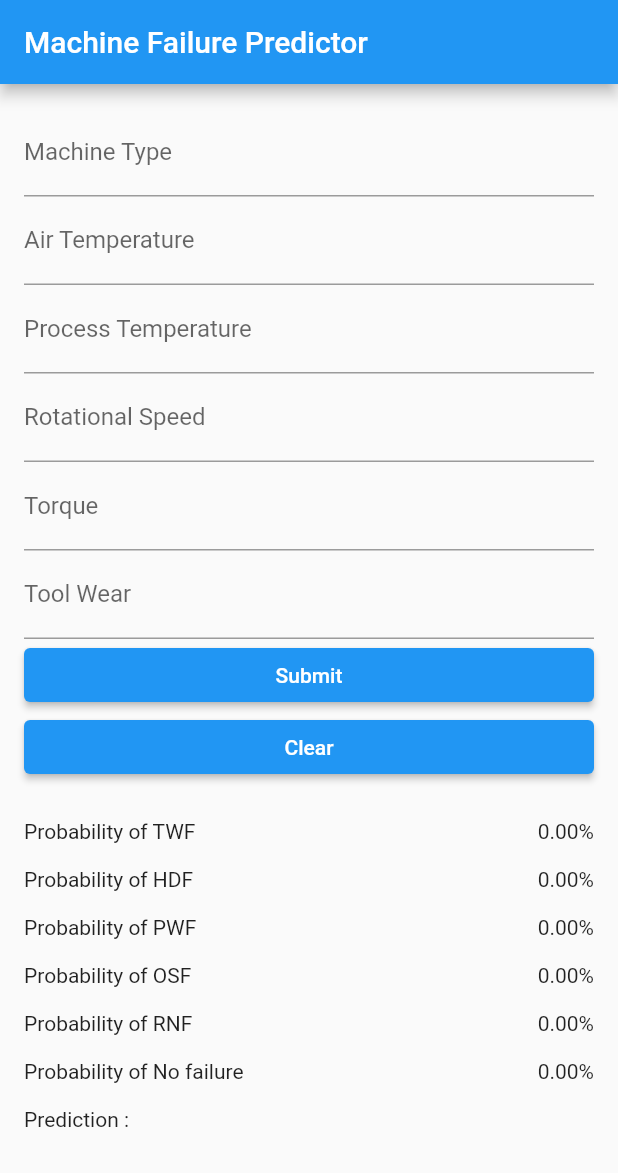
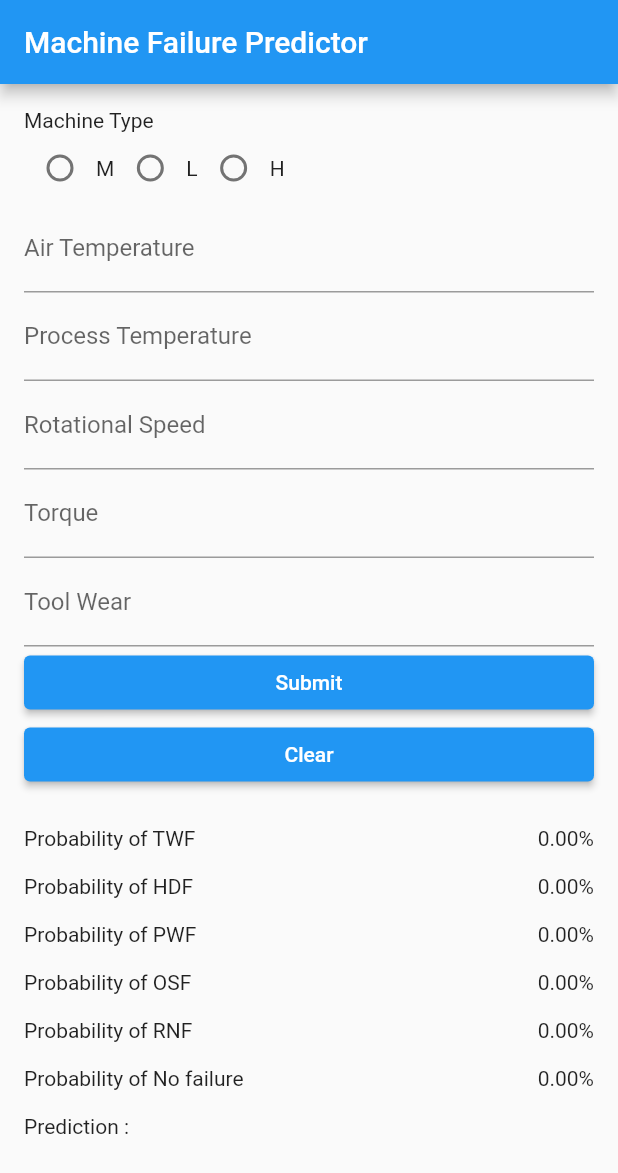
Before and after one commit to AbdullahSharif/Machine-Faillure-Detection-App-Flutter, a Flutter app: the screen it shows after launch, after a tap on "Submit", on a phone screen of 412 x 824 dp. Shown: the top 1173 px of the screen. Run offline on Flutter 3.47's test engine with Material 2 defaults, Android fonts, the phone set to English and light mode, and no system bars; missing offline and left inert: tflite_flutter.

Commit message:
changed the layout. App completed

```diff
--- a/lib/homepage.dart
+++ b/lib/homepage.dart
@@ -71,10 +71,11 @@ class _HomePageState extends State<HomePage> {
   List<List<double>> _output = [[0.0, 0.0, 0.0, 0.0, 0.0, 0.0]];
   int _indexOfMax=0;
   String _predictionLabel = "";
+  String? _machineType = ''; // newly added
 
   void _submit() {
     // Get values from text fields
-    final machineType = _machineTypeController.text;
+    final machineType = _machineType;
     final airTemp = double.tryParse(_airTempController.text);
     final processTemp = double.tryParse(_processTempController.text);
     final rotationalSpeed = double.tryParse(_rotationalSpeedController.text);
@@ -83,7 +84,7 @@ class _HomePageState extends State<HomePage> {
 
 
     // Check if all values are valid
-    if (machineType.isNotEmpty && airTemp != null && processTemp != null &&
+    if ( airTemp != null && processTemp != null &&
         rotationalSpeed != null && torque != null && toolWear != null) {
       //  Call function to pass input to TFLite model and get result
       // Replace with your own code
@@ -119,7 +120,7 @@ class _HomePageState extends State<HomePage> {
 
   void _clear(){
     setState(() {
-      _machineTypeController.text = "";
+      // _machineTypeController.text = "";
       _airTempController.text = "";
       _processTempController.text = "";
       _rotationalSpeedController.text = "";
@@ -128,6 +129,7 @@ class _HomePageState extends State<HomePage> {
       _output = [[0.0, 0.0, 0.0, 0.0, 0.0, 0.0]];
       _indexOfMax=0;
       _predictionLabel = "";
+      _machineType = "";
     });
   }
 
@@ -144,10 +146,45 @@ class _HomePageState extends State<HomePage> {
           Column(
           crossAxisAlignment: CrossAxisAlignment.stretch,
           children: [
-            TextFormField(
-              controller: _machineTypeController,
-              decoration: InputDecoration(labelText: 'Machine Type'),
-            ),
+            Text('Machine Type'),
+              Row(
+                children: [
+                  Radio(
+                    value: 'M',
+                    groupValue: _machineType,
+                    onChanged: (value) {
+                      setState(() {
+                        _machineType = value;
+                      });
+                    },
+                  ),
+                  Text('M'),
+                  Radio(
+                    value: 'L',
+                    groupValue: _machineType,
+                    onChanged: (value) {
+                      setState(() {
+                        _machineType = value;
+                      });
+                    },
+                  ),
+                  Text('L'),
+                  Radio(
+                    value: 'H',
+                    groupValue: _machineType,
+                    onChanged: (value) {
+                      setState(() {
+                        _machineType = value;
+                      });
+                    },
+                  ),
+                  Text('H'),
+                ],
+              ),
+            // TextFormField(
+            //   controller: _machineTypeController,
+            //   decoration: InputDecoration(labelText: 'Machine Type'),
+            // ),
             TextFormField(
               controller: _airTempController,
               keyboardType: TextInputType.number,
--- a/lib/newHome.dart
+++ b/lib/newHome.dart
@@ -6,7 +6,7 @@ class Homepage extends StatefulWidget {
 }
 
 class _HomepageState extends State<Homepage> {
-  String? _machineType = 'M';
+  String? _machineType = '';
   double _airTemp = 0;
   double _processTemp = 0;
   double _rotationalSpeed = 0;
```
